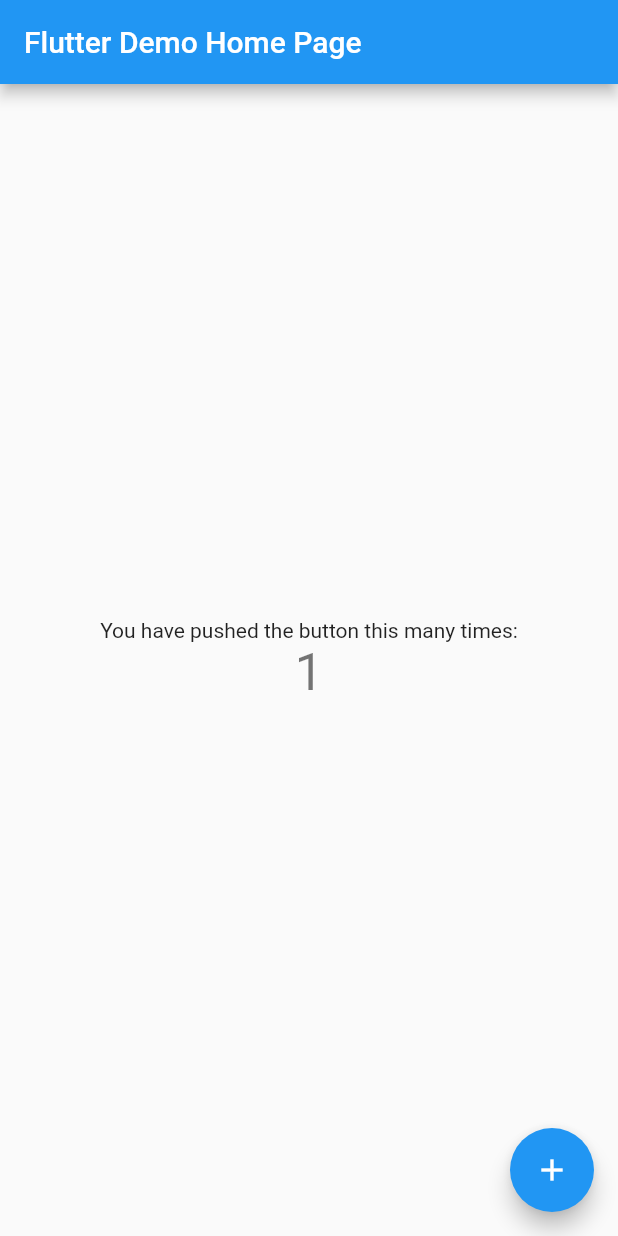
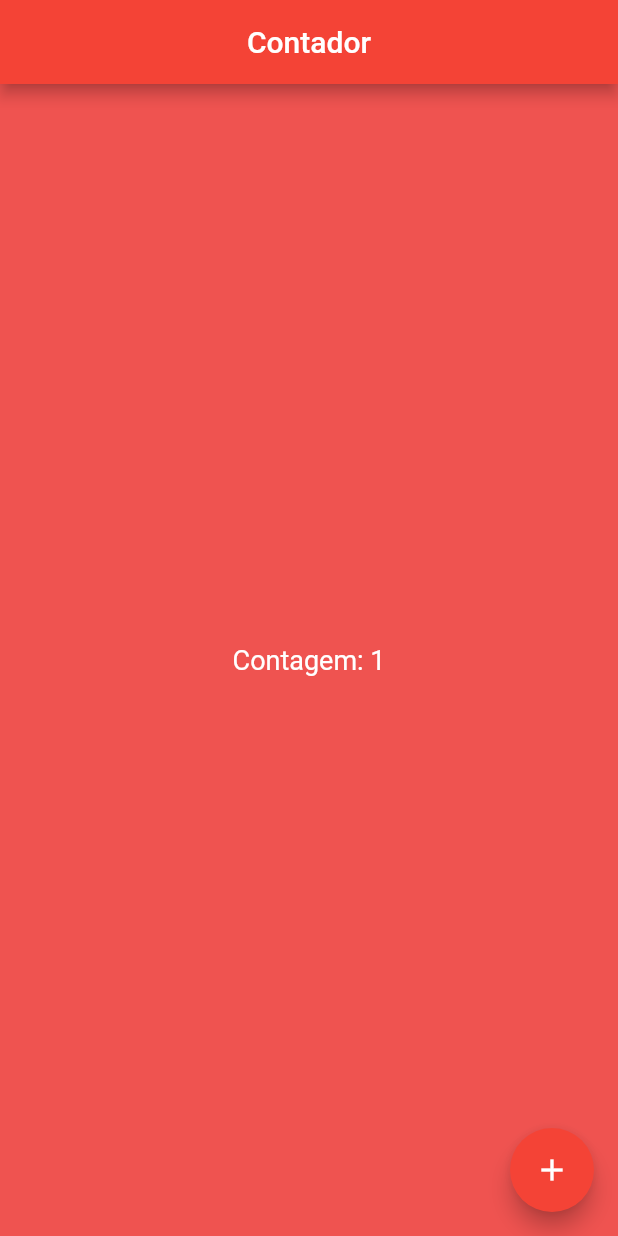
Before and after one commit to Mrllopes/first_app_flutter_01, a Flutter app: the screen it shows after launch, after a tap on the "add" icon, on a phone screen of 412 x 824 dp. Run offline on Flutter 3.47's test engine with Material 2 defaults, Android fonts, the phone set to English and light mode, and no system bars.

Commit message:
fix: reentruturando o main em widgets

```diff
--- a/lib/main.dart
+++ b/lib/main.dart
@@ -9,105 +9,70 @@
   @override
   Widget build(BuildContext context) {
     return MaterialApp(
-      title: 'Flutter Demo',
+      title: 'Meu primeiro App',
+      themeMode: ThemeMode.system,
       theme: ThemeData(
-        // This is the theme of your application.
-        //
-        // Try running your application with "flutter run". You'll see the
-        // application has a blue toolbar. Then, without quitting the app, try
-        // changing the primarySwatch below to Colors.green and then invoke
-        // "hot reload" (press "r" in the console where you ran "flutter run",
-        // or simply save your changes to "hot reload" in a Flutter IDE).
-        // Notice that the counter didn't reset back to zero; the application
-        // is not restarted.
+        primaryColor: Colors.red,
+        scaffoldBackgroundColor: Colors.red.shade400,
         primarySwatch: Colors.blue,
+        floatingActionButtonTheme: FloatingActionButtonThemeData(
+          backgroundColor: Colors.red,
+        ),
       ),
-      home: MyHomePage(title: 'Flutter Demo Home Page'),
+      darkTheme: ThemeData(
+        primaryColor: Colors.grey.shade900,
+        scaffoldBackgroundColor: Colors.grey.shade700,
+        primarySwatch: Colors.blue,
+        floatingActionButtonTheme: FloatingActionButtonThemeData(
+          backgroundColor: Colors.grey.shade900,
+        ),
+      ),
+      home: HomePage(),
     );
   }
 }
 
-class MyHomePage extends StatefulWidget {
-  MyHomePage({Key? key, required this.title}) : super(key: key);
-
-  // This widget is the home page of your application. It is stateful, meaning
-  // that it has a State object (defined below) that contains fields that affect
-  // how it looks.
-
-  // This class is the configuration for the state. It holds the values (in this
-  // case the title) provided by the parent (in this case the App widget) and
-  // used by the build method of the State. Fields in a Widget subclass are
-  // always marked "final".
-
-  final String title;
+class HomePage extends StatefulWidget {
+  HomePage({
+    Key? key,
+  }) : super(key: key);
 
   @override
-  _MyHomePageState createState() => _MyHomePageState();
+  _HomePageState createState() => _HomePageState();
 }
 
-class _MyHomePageState extends State<MyHomePage> {
-  int _counter = 0;
-
-  void _incrementCounter() {
-    setState(() {
-      // This call to setState tells the Flutter framework that something has
-      // changed in this State, which causes it to rerun the build method below
-      // so that the display can reflect the updated values. If we changed
-      // _counter without calling setState(), then the build method would not be
-      // called again, and so nothing would appear to happen.
-      _counter++;
-    });
-  }
+class _HomePageState extends State<HomePage> {
+  var count = 0;
 
   @override
   Widget build(BuildContext context) {
-    // This method is rerun every time setState is called, for instance as done
-    // by the _incrementCounter method above.
-    //
-    // The Flutter framework has been optimized to make rerunning build methods
-    // fast, so that you can just rebuild anything that needs updating rather
-    // than having to individually change instances of widgets.
     return Scaffold(
-      appBar: AppBar(
-        // Here we take the value from the MyHomePage object that was created by
-        // the App.build method, and use it to set our appbar title.
-        title: Text(widget.title),
-      ),
+      appBar: AppBarWidget(title: 'Contador'),
       body: Center(
-        // Center is a layout widget. It takes a single child and positions it
-        // in the middle of the parent.
-        child: Column(
-          // Column is also a layout widget. It takes a list of children and
-          // arranges them vertically. By default, it sizes itself to fit its
-          // children horizontally, and tries to be as tall as its parent.
-          //
-          // Invoke "debug painting" (press "p" in the console, choose the
-          // "Toggle Debug Paint" action from the Flutter Inspector in Android
-          // Studio, or the "Toggle Debug Paint" command in Visual Studio Code)
-          // to see the wireframe for each widget.
-          //
-          // Column has various properties to control how it sizes itself and
-          // how it positions its children. Here we use mainAxisAlignment to
-          // center the children vertically; the main axis here is the vertical
-          // axis because Columns are vertical (the cross axis would be
-          // horizontal).
-          mainAxisAlignment: MainAxisAlignment.center,
-          children: <Widget>[
-            Text(
-              'You have pushed the button this many times:',
-            ),
-            Text(
-              '$_counter',
-              style: Theme.of(context).textTheme.headline4,
-            ),
-          ],
+        child: Text(
+          'Contagem: $count',
+          style: TextStyle(color: Colors.white, fontSize: 18),
         ),
       ),
       floatingActionButton: FloatingActionButton(
-        onPressed: _incrementCounter,
-        tooltip: 'Increment',
+        onPressed: () {
+          count++;
+          setState(() {});
+        },
         child: Icon(Icons.add),
       ), // This trailing comma makes auto-formatting nicer for build methods.
     );
   }
 }
+
+class AppBarWidget extends PreferredSize {
+  final String title;
+  AppBarWidget({required this.title})
+      : super(
+          child: AppBar(
+            title: Text(title),
+            centerTitle: true,
+          ),
+          preferredSize: Size.fromHeight(56),
+        );
+}
```
Also changed, not shown: 1 other file.
